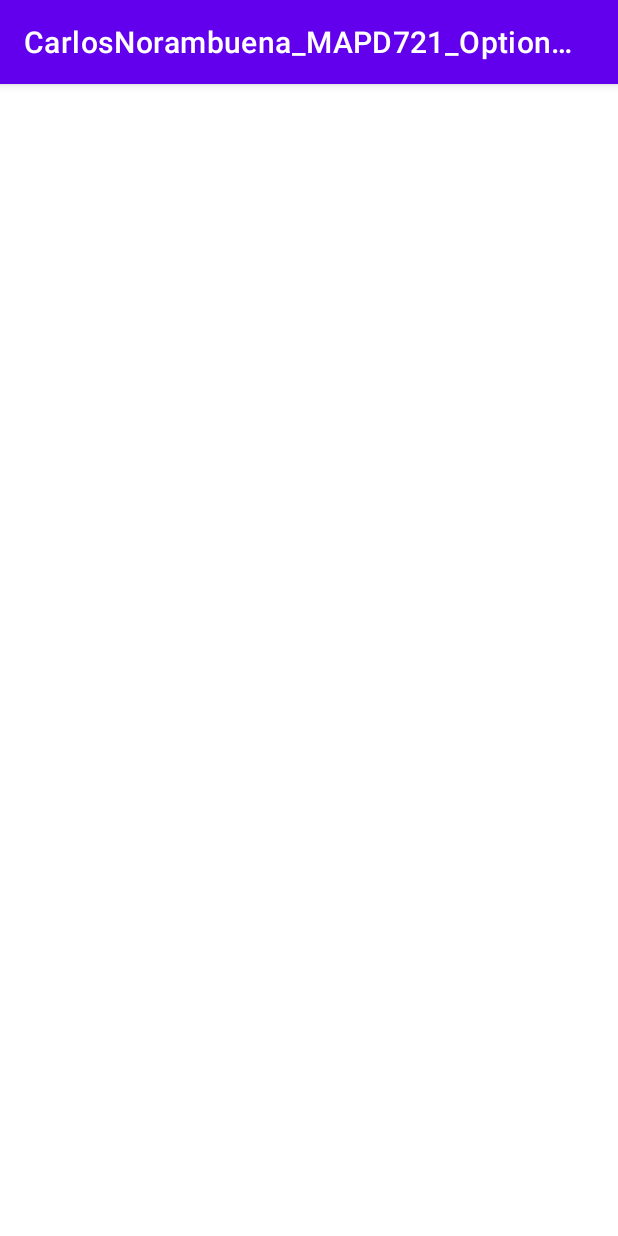
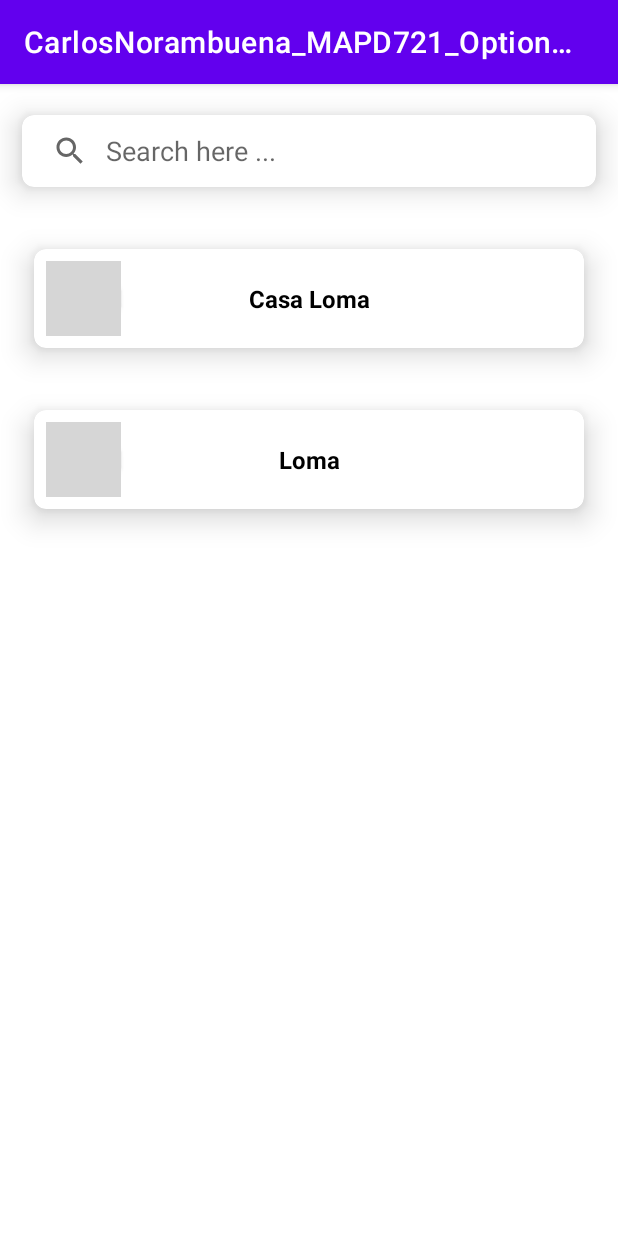
Before and after one commit to Carlosnp23/Location-Service-Map, an Android app: the LandmarksActivity screen opened directly, with no data from a screen before it, on a phone screen of 412 x 824 dp. Run offline under Robolectric (Android 15) with nearby library versions, the phone set to English and light mode, and no system bars; grey boxes are pictures that could not be loaded.

Commit message:
Second RecyclerView

```diff
--- /dev/null
+++ b/app/src/main/java/com/example/carlosnorambuena_mapd721_optionalassignment/Adapter/LocationAdapter.kt
@@ -0,0 +1,82 @@
+package com.example.carlosnorambuena_mapd721_optionalassignment.Adapter
+
+import android.view.LayoutInflater
+import android.view.View
+import android.view.ViewGroup
+import android.widget.ImageView
+import android.widget.TextView
+import androidx.constraintlayout.widget.ConstraintLayout
+import androidx.recyclerview.widget.RecyclerView
+import com.example.carlosnorambuena_mapd721_optionalassignment.Model.Location
+import com.example.carlosnorambuena_mapd721_optionalassignment.R
+
+class LocationAdapter(private var locationList: List<Location>) :
+    RecyclerView.Adapter<LocationAdapter.LocationViewHolder>()  {
+
+    inner class LocationViewHolder(itemView: View) : RecyclerView.ViewHolder(itemView) {
+        val imgImage: ImageView = itemView.findViewById(R.id.imgImage)
+        val txtname: TextView = itemView.findViewById(R.id.txtName)
+        val txtdesc: TextView = itemView.findViewById(R.id.txtDesc)
+        val constraintLayout: ConstraintLayout = itemView.findViewById(R.id.constraintLayout)
+
+        fun collapseExpandedView(){
+            txtdesc.visibility = View.GONE
+        }
+    }
+
+    fun setFilteredList(mList: List<Location>) {
+        this.locationList = mList
+        notifyDataSetChanged()
+    }
+
+    override fun onCreateViewHolder(parent: ViewGroup, viewType: Int): LocationViewHolder {
+        val view = LayoutInflater.from(parent.context).inflate(R.layout.each_item, parent, false)
+        return LocationViewHolder(view)
+    }
+
+    override fun onBindViewHolder(holder: LocationViewHolder, position: Int) {
+
+        val lcationData = locationList[position]
+        holder.imgImage.setImageResource(lcationData.logo)
+        holder.txtname.text = lcationData.title
+        holder.txtdesc.text = lcationData.desc
+
+        val isExpandable: Boolean = lcationData.isExpandable
+        holder.txtdesc.visibility = if (isExpandable) View.VISIBLE else View.GONE
+
+        holder.constraintLayout.setOnClickListener {
+            isAnyItemExpanded(position)
+            lcationData.isExpandable = !lcationData.isExpandable
+            notifyItemChanged(position , Unit)
+        }
+    }
+
+    private fun isAnyItemExpanded(position: Int){
+        val temp = locationList.indexOfFirst {
+            it.isExpandable
+        }
+        if (temp >= 0 && temp != position){
+            locationList[temp].isExpandable = false
+            notifyItemChanged(temp , 0)
+        }
+    }
+
+    override fun onBindViewHolder(
+        holder: LocationViewHolder,
+        position: Int,
+        payloads: MutableList<Any>
+    ) {
+
+        if(payloads.isNotEmpty() && payloads[0] == 0){
+            holder.collapseExpandedView()
+        }else{
+            super.onBindViewHolder(holder, position, payloads)
+
+        }
+    }
+
+    override fun getItemCount(): Int {
+        return locationList.size
+    }
+
+}
--- a/app/src/main/java/com/example/carlosnorambuena_mapd721_optionalassignment/LandmarksActivity.kt
+++ b/app/src/main/java/com/example/carlosnorambuena_mapd721_optionalassignment/LandmarksActivity.kt
@@ -2,18 +2,96 @@ package com.example.carlosnorambuena_mapd721_optionalassignment
 
 import androidx.appcompat.app.AppCompatActivity
 import android.os.Bundle
-import android.widget.TextView
-import com.example.carlosnorambuena_mapd721_optionalassignment.Model.Places
+import android.util.Log
+import android.widget.Toast
+import androidx.recyclerview.widget.RecyclerView
+import androidx.appcompat.widget.SearchView
+import androidx.recyclerview.widget.LinearLayoutManager
+import com.example.carlosnorambuena_mapd721_optionalassignment.Adapter.LocationAdapter
+import com.example.carlosnorambuena_mapd721_optionalassignment.Model.Location
+import java.util.*
+import kotlin.collections.ArrayList
 
 class LandmarksActivity : AppCompatActivity() {
+
+    private lateinit var recyclerView: RecyclerView
+    private lateinit var searchView: SearchView
+    private var locationList = ArrayList<Location>()
+    private lateinit var adapter: LocationAdapter
+
     override fun onCreate(savedInstanceState: Bundle?) {
         super.onCreate(savedInstanceState)
         setContentView(R.layout.activity_landmarks)
 
-        val place = intent.getParcelableExtra<Places>(MainActivity.INTENT_PARCELABLE)
+        //val place = intent.getParcelableExtra<Places>(MainActivity.INTENT_PARCELABLE)
+        //val txtName = findViewById<TextView>(R.id.txtName)
+        //txtName.text = place?.title
 
-        val txtName = findViewById<TextView>(R.id.txtName)
 
-        txtName.text = place?.title
+        recyclerView = findViewById(R.id.recyclerView)
+        searchView = findViewById(R.id.searchView)
+
+        recyclerView.setHasFixedSize(true)
+        recyclerView.layoutManager = LinearLayoutManager(this)
+        addDataToList()
+        adapter = LocationAdapter(locationList)
+        recyclerView.adapter = adapter
+
+        searchView.setOnQueryTextListener(object : SearchView.OnQueryTextListener {
+            override fun onQueryTextSubmit(query: String?): Boolean {
+                return false
+            }
+
+            override fun onQueryTextChange(newText: String?): Boolean {
+                filterList(newText)
+                return true
+            }
+
+        })
+    }
+
+    private fun filterList(query: String?) {
+
+        if (query != null) {
+            val filteredList = ArrayList<Location>()
+            for (i in locationList) {
+                if (i.title.uppercase(Locale.ROOT).contains(query) ||
+                    i.title.lowercase(Locale.ROOT).contains(query)) {
+                    filteredList.add(i)
+
+                    //Log.d("TAG", "message")
+                }
+            }
+
+            if (filteredList.isEmpty()) {
+                Toast.makeText(this, "No Data found", Toast.LENGTH_SHORT).show()
+            } else {
+                adapter.setFilteredList(filteredList)
+                Toast.makeText(this, "Data found", Toast.LENGTH_SHORT).show()
+
+            }
+        }
+    }
+
+    private fun addDataToList() {
+        locationList.add(
+            Location(
+                "Casa Loma",
+                R.drawable.casa_loma,
+                "A prime example of modern Toronto’s commitment to its rich history, " +
+                        "Casa Loma was first built in 1914 by financier Sir Henry Pellatt. " +
+                        "The castle located in midtown Toronto, is now owned by the City of " +
+                        "Toronto and is regarded as a treasured heritage landmark. Today, " +
+                        "Casa Loma is one of Toronto’s top tourist attractions and hospitality venues."
+            )
+        )
+
+        locationList.add(
+            Location(
+                "Loma",
+                R.drawable.casa_loma,
+                "A prime example of modern."
+            )
+        )
     }
 }
--- /dev/null
+++ b/app/src/main/java/com/example/carlosnorambuena_mapd721_optionalassignment/Model/Location.kt
@@ -0,0 +1,8 @@
+package com.example.carlosnorambuena_mapd721_optionalassignment.Model
+
+data class Location (
+    val title: String,
+    val logo: Int,
+    val desc: String,
+    var isExpandable: Boolean = false
+)
--- a/app/src/main/res/layout/activity_landmarks.xml
+++ b/app/src/main/res/layout/activity_landmarks.xml
@@ -1,18 +1,42 @@
 <?xml version="1.0" encoding="utf-8"?>
-<androidx.constraintlayout.widget.ConstraintLayout xmlns:android="http://schemas.android.com/apk/res/android"
+<androidx.constraintlayout.widget.ConstraintLayout
+    xmlns:android="http://schemas.android.com/apk/res/android"
     xmlns:app="http://schemas.android.com/apk/res-auto"
     xmlns:tools="http://schemas.android.com/tools"
     android:layout_width="match_parent"
     android:layout_height="match_parent"
     tools:context=".LandmarksActivity">
 
-    <TextView
-        android:id="@+id/txtName"
-        android:layout_width="match_parent"
-        android:layout_height="match_parent"
-        android:gravity="center"
-        android:text="HOLAAAA"
-        android:textSize="21sp"
-        android:textStyle="bold"/>
+    <com.google.android.material.card.MaterialCardView
+        android:id="@+id/materialCardView"
+        android:layout_width="0dp"
+        android:layout_height="wrap_content"
+        app:cardCornerRadius="8dp"
+        app:cardElevation="12dp"
+        app:cardUseCompatPadding="true"
+        app:layout_constraintEnd_toEndOf="parent"
+        app:layout_constraintHorizontal_bias="0.5"
+        app:layout_constraintStart_toStartOf="parent"
+        app:layout_constraintTop_toTopOf="parent">
+
+        <androidx.appcompat.widget.SearchView
+            android:id="@+id/searchView"
+            android:layout_width="match_parent"
+            android:layout_height="wrap_content"
+            app:iconifiedByDefault="false"
+            app:queryBackground="@android:color/transparent"
+            app:queryHint="Search here ..." />
+
+    </com.google.android.material.card.MaterialCardView>
+
+    <androidx.recyclerview.widget.RecyclerView
+        android:id="@+id/recyclerView"
+        android:layout_width="0dp"
+        android:layout_height="0dp"
+        app:layout_constraintBottom_toBottomOf="parent"
+        app:layout_constraintEnd_toEndOf="parent"
+        app:layout_constraintHorizontal_bias="0.5"
+        app:layout_constraintStart_toStartOf="parent"
+        app:layout_constraintTop_toBottomOf="@+id/materialCardView" />
 
 </androidx.constraintlayout.widget.ConstraintLayout>
--- /dev/null
+++ b/app/src/main/res/layout/each_item.xml
@@ -0,0 +1,72 @@
+<?xml version="1.0" encoding="utf-8"?>
+<com.google.android.material.card.MaterialCardView
+    xmlns:android="http://schemas.android.com/apk/res/android"
+    xmlns:tools="http://schemas.android.com/tools"
+    android:layout_width="match_parent"
+    android:layout_height="wrap_content"
+    xmlns:app="http://schemas.android.com/apk/res-auto"
+    app:cardCornerRadius="8dp"
+    app:cardUseCompatPadding="true"
+    android:layout_marginHorizontal="8dp"
+    app:cardElevation="12dp">
+
+    <androidx.constraintlayout.widget.ConstraintLayout
+        android:layout_width="match_parent"
+        android:layout_height="wrap_content">
+
+        <androidx.constraintlayout.widget.ConstraintLayout
+            android:id="@+id/constraintLayout"
+            android:layout_width="match_parent"
+            android:layout_height="wrap_content"
+            android:padding="8dp"
+            app:layout_constraintEnd_toEndOf="parent"
+            app:layout_constraintHorizontal_bias="0.5"
+            app:layout_constraintStart_toStartOf="parent"
+            app:layout_constraintTop_toTopOf="parent">
+
+
+            <androidx.cardview.widget.CardView
+                android:id="@+id/cardView"
+                android:layout_width="50dp"
+                android:layout_height="50dp"
+                app:cardCornerRadius="100dp"
+                app:layout_constraintBottom_toBottomOf="parent"
+                app:layout_constraintStart_toStartOf="parent"
+                app:layout_constraintTop_toTopOf="parent">
+
+                <ImageView
+                    android:id="@+id/imgImage"
+                    android:layout_width="match_parent"
+                    android:layout_height="match_parent"
+                    android:scaleType="fitXY"
+                    android:src="@drawable/casa_loma" />
+            </androidx.cardview.widget.CardView>
+
+            <TextView
+                android:id="@+id/txtName"
+                android:layout_width="wrap_content"
+                android:layout_height="match_parent"
+                android:text="NAME"
+                android:textColor="@color/black"
+                android:textSize="16sp"
+                android:textStyle="bold"
+                app:layout_constraintBottom_toBottomOf="parent"
+                app:layout_constraintEnd_toEndOf="parent"
+                app:layout_constraintStart_toStartOf="parent"
+                app:layout_constraintTop_toTopOf="parent" />
+        </androidx.constraintlayout.widget.ConstraintLayout>
+
+        <TextView
+            android:id="@+id/txtDesc"
+            android:layout_width="0dp"
+            android:layout_height="wrap_content"
+            android:padding="8dp"
+            android:text="Casa Loma is a Gothic Revival castle-style mansion and ..."
+            app:layout_constraintEnd_toEndOf="parent"
+            app:layout_constraintHorizontal_bias="0.5"
+            app:layout_constraintStart_toStartOf="parent"
+            app:layout_constraintTop_toBottomOf="@id/constraintLayout" />
+
+    </androidx.constraintlayout.widget.ConstraintLayout>
+
+</com.google.android.material.card.MaterialCardView>
```
